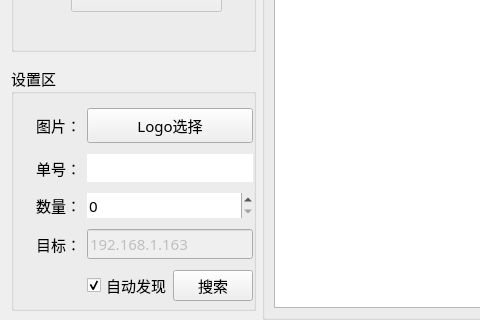
Qt form ip_qc/home/home_workwid.ui (ChinaClever/IP-Tools) before a commit; both pictures show x 0 to 480 and y 179 to 499 of the 1108 by 499 pixel window.
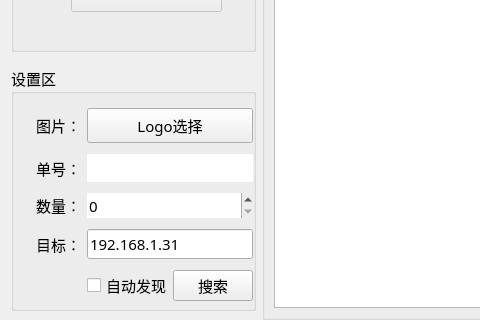
The same form after that commit.

The edit to the form file:
```diff
--- a/ip_qc/home/home_workwid.ui
+++ b/ip_qc/home/home_workwid.ui
@@ -644,10 +644,10 @@
       <item row="3" column="1" colspan="2">
        <widget class="QLineEdit" name="ipEdit">
         <property name="enabled">
-         <bool>false</bool>
+         <bool>true</bool>
         </property>
         <property name="text">
-         <string>192.168.1.163</string>
+         <string>192.168.1.31</string>
         </property>
        </widget>
       </item>
@@ -665,8 +665,11 @@
         <property name="text">
          <string>自动发现</string>
         </property>
+        <property name="checkable">
+         <bool>true</bool>
+        </property>
         <property name="checked">
-         <bool>true</bool>
+         <bool>false</bool>
         </property>
        </widget>
       </item>
```
